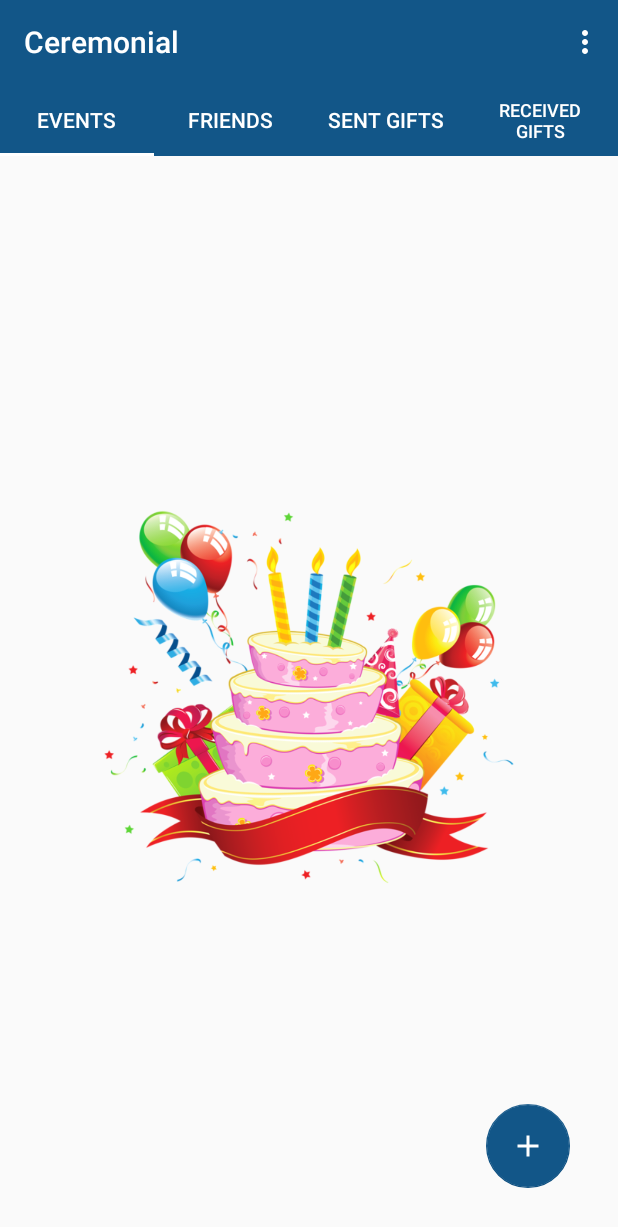
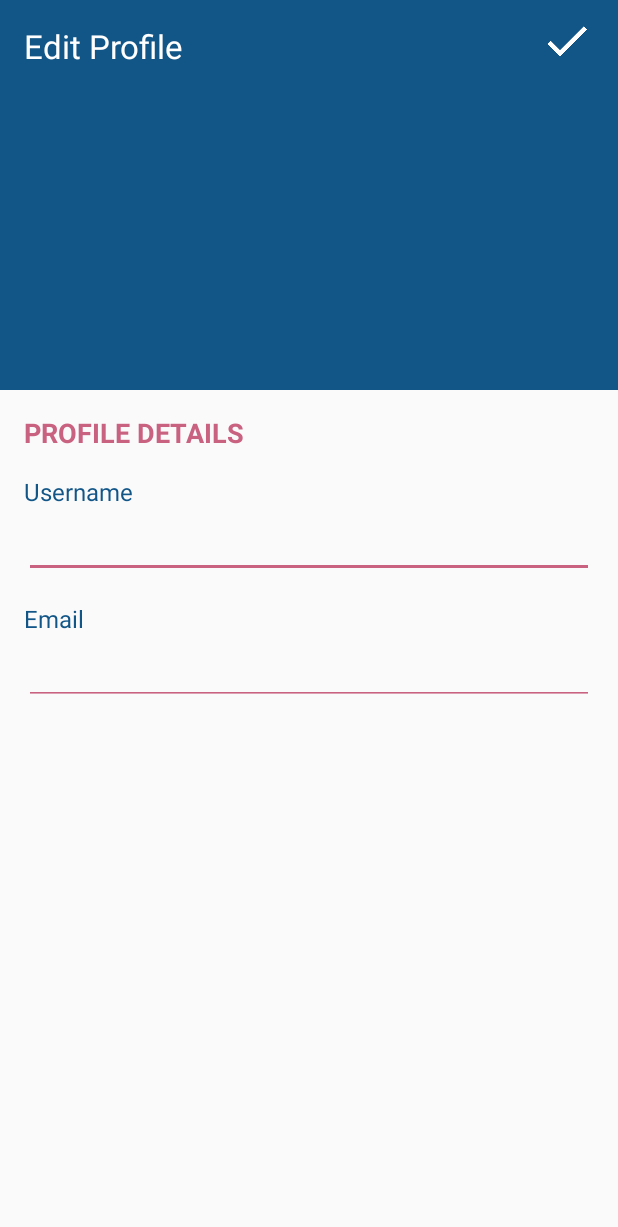
Before and after one commit to Tarun416/IApp, an Android app: the screen it shows after launch once a user with an empty profile is signed in (HomeActivity before the commit, ProfileActivity after it), in the options menu, after a tap on "Profile", on a phone screen of 412 x 824 dp. Shown: the top 1227 px of the screen. Run offline under Robolectric (Android 15) with nearby library versions, the phone set to English and light mode, and no system bars; our stand-ins replace ButterKnife, CircleImageView, Firebase (no records; nobody signed in at launch, a user with empty details on screens opened directly); libraries missing offline, so code that uses them is left out: com.github.siyamed.shapeimageview; plain views replace CircularImageView; 4 statements that could not run were skipped.

Commit message:
BG color change

```diff
--- a/app/src/main/java/com/example/iapp/HomeActivity.java
+++ b/app/src/main/java/com/example/iapp/HomeActivity.java
@@ -1,5 +1,6 @@
 package com.example.iapp;
 
+import android.content.Intent;
 import android.os.Bundle;
 import android.support.annotation.Nullable;
 import android.support.design.widget.TabLayout;
@@ -56,6 +57,18 @@ public class HomeActivity extends AppCompatActivity {
 
     @Override
     public boolean onOptionsItemSelected(MenuItem item) {
+        int id=item.getItemId();
+        switch(id)
+        {
+            case R.id.profile:
+                Intent i=new Intent(this,ProfileActivity.class);
+                startActivity(i);
+                break;
+
+            case R.id.invite:
+                break;
+        }
+
         return super.onOptionsItemSelected(item);
     }
 
--- a/app/src/main/res/layout/activity_profile.xml
+++ b/app/src/main/res/layout/activity_profile.xml
@@ -10,7 +10,7 @@
         android:id="@+id/imageContainer"
         android:layout_width="match_parent"
         android:layout_height="260dp"
-        android:background="@color/profile_image">
+        android:background="@color/colorPrimary">
 
         <TextView
             android:id="@+id/editprofile"
@@ -65,7 +65,7 @@
         android:layout_marginLeft="@dimen/margin_16"
         android:layout_marginTop="@dimen/margin_16"
         android:text="@string/username"
-        android:textColor="@color/profile_image"
+        android:textColor="@color/colorPrimary"
         android:textSize="16sp" />
 
 
@@ -91,7 +91,7 @@
         android:layout_marginLeft="@dimen/margin_16"
         android:layout_marginTop="@dimen/margin_16"
         android:text="@string/email"
-        android:textColor="@color/profile_image"
+        android:textColor="@color/colorPrimary"
         android:textSize="16sp" />
 
 
```
Also changed, not shown: app/src/main/java/com/example/iapp/ProfileActivity.java (+20 -1 lines).
